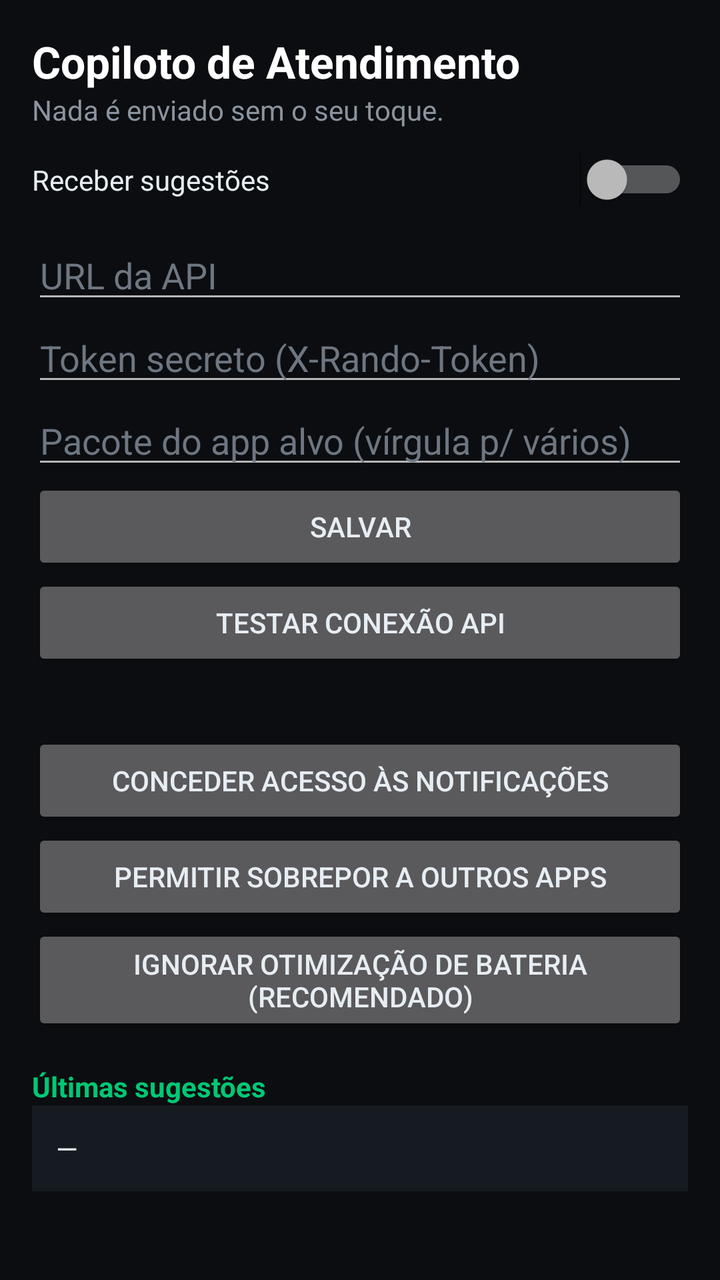
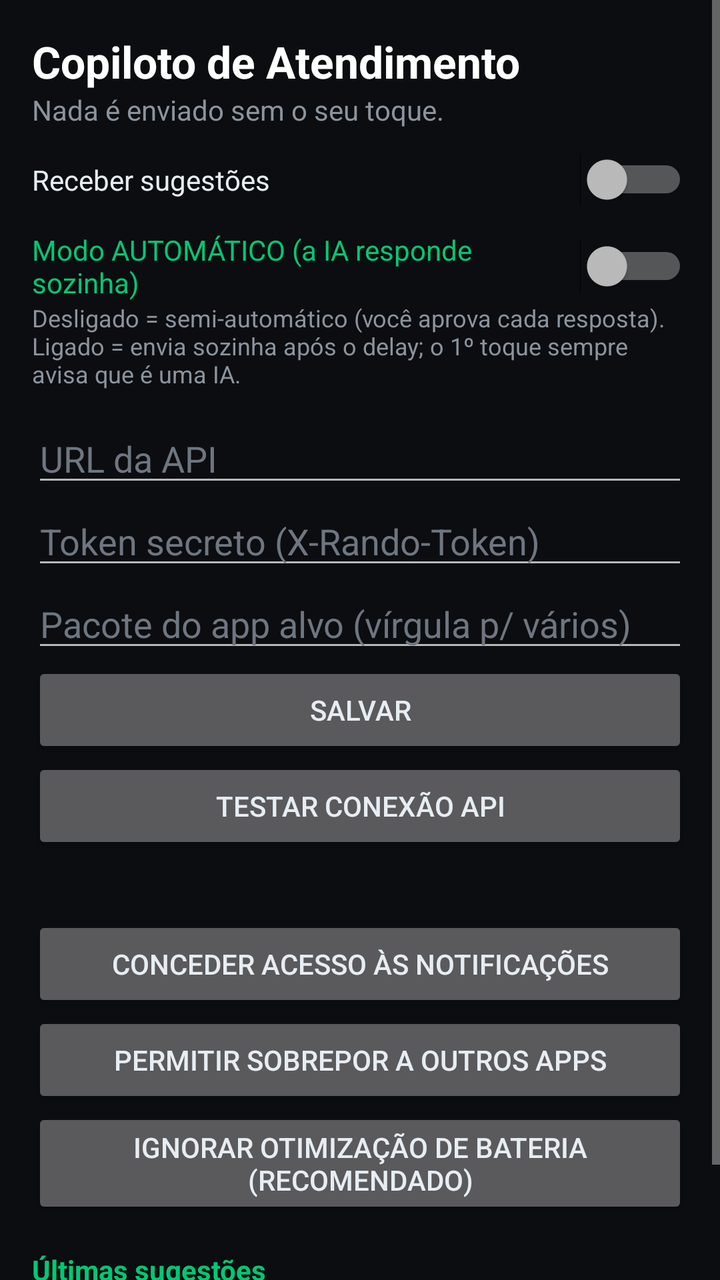

Two renders of the same Android screen: before a commit and after it. Below are the layout's source before the change and the commit's diff.
<!-- AndroidManifest.xml: application theme Theme.Copiloto -->
<!-- res/layout/activity_main.xml -->
<?xml version="1.0" encoding="utf-8"?>
<ScrollView xmlns:android="http://schemas.android.com/apk/res/android"
    android:layout_width="match_parent" android:layout_height="match_parent"
    android:background="#0B0D10" android:fillViewport="true">

    <LinearLayout
        android:layout_width="match_parent" android:layout_height="wrap_content"
        android:orientation="vertical" android:padding="16dp">

        <TextView android:layout_width="wrap_content" android:layout_height="wrap_content"
            android:text="Copiloto de Atendimento" android:textColor="#FFFFFF"
            android:textSize="22sp" android:textStyle="bold" />
        <TextView android:layout_width="wrap_content" android:layout_height="wrap_content"
            android:layout_marginBottom="12dp"
            android:text="Nada é enviado sem o seu toque." android:textColor="#8B949E" />

        <Switch android:id="@+id/swAtivo" android:layout_width="match_parent"
            android:layout_height="wrap_content" android:text="Receber sugestões"
            android:textColor="#E6EDF3" android:layout_marginBottom="12dp" />

        <EditText android:id="@+id/etUrl" android:layout_width="match_parent"
            android:layout_height="wrap_content" android:hint="URL da API"
            android:inputType="textUri" android:textColor="#E6EDF3" android:textColorHint="#6E7681" />
        <EditText android:id="@+id/etToken" android:layout_width="match_parent"
            android:layout_height="wrap_content" android:hint="Token secreto (X-Rando-Token)"
            android:inputType="textPassword" android:textColor="#E6EDF3" android:textColorHint="#6E7681" />
        <EditText android:id="@+id/etPkg" android:layout_width="match_parent"
            android:layout_height="wrap_content" android:hint="Pacote do app alvo (vírgula p/ vários)"
            android:inputType="text" android:textColor="#E6EDF3" android:textColorHint="#6E7681" />

        <Button android:id="@+id/btSalvar" android:layout_width="match_parent"
            android:layout_height="wrap_content" android:text="SALVAR" />

        <Button android:id="@+id/btTest" android:layout_width="match_parent"
            android:layout_height="wrap_content" android:text="TESTAR CONEXÃO API" />

        <TextView android:id="@+id/tvPerm" android:layout_width="match_parent"
            android:layout_height="wrap_content" android:layout_marginTop="12dp"
            android:textColor="#E6EDF3" />
        <Button android:id="@+id/btNotif" android:layout_width="match_parent"
            android:layout_height="wrap_content" android:text="Conceder acesso às notificações" />
        <Button android:id="@+id/btOverlay" android:layout_width="match_parent"
            android:layout_height="wrap_content" android:text="Permitir sobrepor a outros apps" />

        <Button android:id="@+id/btBattery" android:layout_width="match_parent"
            android:layout_height="wrap_content" android:text="Ignorar otimização de bateria (recomendado)" />

        <TextView android:layout_width="wrap_content" android:layout_height="wrap_content"
            android:layout_marginTop="16dp" android:text="Últimas sugestões"
            android:textColor="#00C875" android:textStyle="bold" />
        <TextView android:id="@+id/tvHist" android:layout_width="match_parent"
            android:layout_height="wrap_content" android:background="#161B22"
            android:padding="12dp" android:textColor="#E6EDF3" android:text="—" />
    </LinearLayout>
</ScrollView>
<!-- resources referenced by this layout -->
<resources>
  <style name="Theme.Copiloto" parent="Theme.AppCompat.NoActionBar">
          <item name="android:windowBackground">#0B0D10</item>
          <item name="android:textColor">#E6EDF3</item>
          <item name="android:statusBarColor">#0B0D10</item>
      </style>
</resources>

<!-- the commit's change to res/layout/activity_main.xml (unified diff, before → after) -->
@@ -17,6 +17,14 @@
         <Switch android:id="@+id/swAtivo" android:layout_width="match_parent"
             android:layout_height="wrap_content" android:text="Receber sugestões"
             android:textColor="#E6EDF3" android:layout_marginBottom="12dp" />
+
+        <Switch android:id="@+id/swAuto" android:layout_width="match_parent"
+            android:layout_height="wrap_content" android:text="Modo AUTOMÁTICO (a IA responde sozinha)"
+            android:textColor="#00C875" />
+        <TextView android:id="@+id/tvAutoInfo" android:layout_width="match_parent"
+            android:layout_height="wrap_content" android:layout_marginBottom="12dp"
+            android:textColor="#8B949E" android:textSize="12sp"
+            android:text="Desligado = semi-automático (você aprova cada resposta). Ligado = envia sozinha após o delay; o 1º toque sempre avisa que é uma IA." />
 
         <EditText android:id="@+id/etUrl" android:layout_width="match_parent"
             android:layout_height="wrap_content" android:hint="URL da API"
